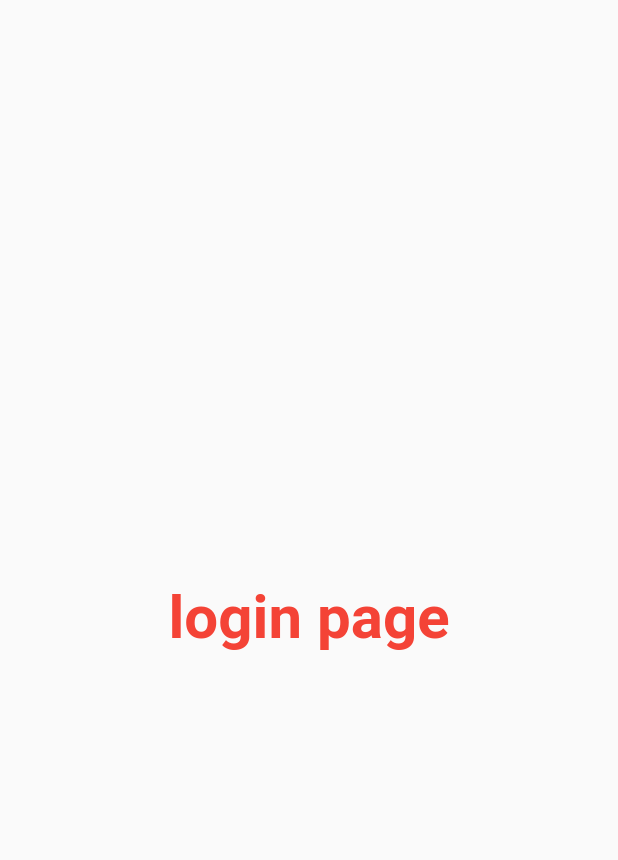
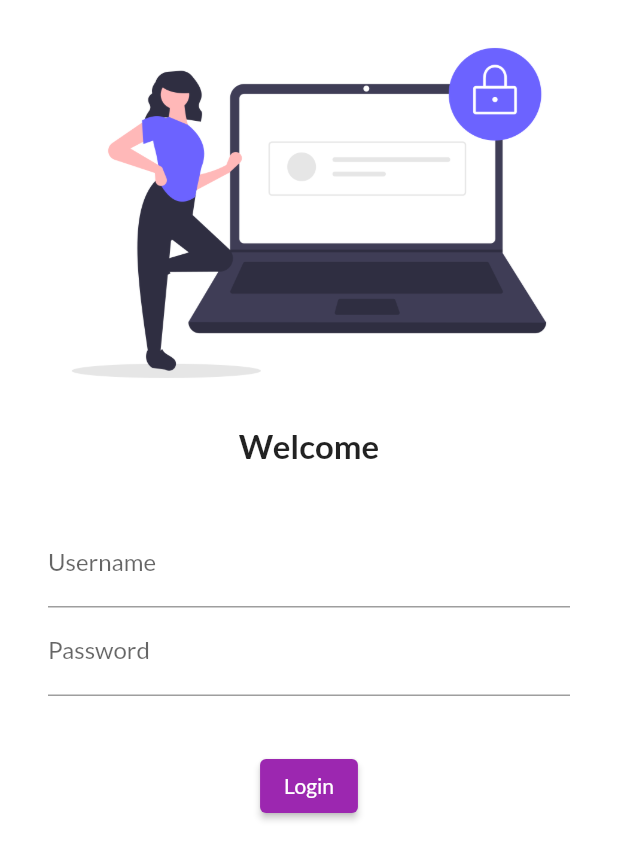
Before and after one commit to maisam2244/flutterCatalog, a Flutter app: the screen it shows after launch, on a phone screen of 412 x 824 dp. Shown: the top 860 px of the screen. Run offline on Flutter 3.47's test engine with Material 2 defaults, Android fonts, the phone set to English and light mode, and no system bars; our stand-ins replace google_fonts.

Commit message:
day4 completed

```diff
--- a/lib/main.dart
+++ b/lib/main.dart
@@ -1,13 +1,14 @@
 import 'package:flutter/material.dart';
 import 'pages/home_page.dart';
 import 'pages/login_page.dart';
+import 'package:google_fonts/google_fonts.dart';
 
 void main() {
-  runApp(myApp());
+  runApp( const MyApp());
 }
 
-class myApp extends StatelessWidget {
-  const myApp({super.key});
+class MyApp extends StatelessWidget {
+  const MyApp({super.key});
 
   @override
   Widget build(BuildContext context) {
@@ -15,7 +16,10 @@ class myApp extends StatelessWidget {
       //home: homePage(),
       themeMode: ThemeMode.light,
       theme: ThemeData(
-        primarySwatch: Colors.red,
+        primarySwatch: Colors.purple,
+        fontFamily: GoogleFonts.lato().fontFamily,
+        //primaryTextTheme: GoogleFonts.latoTextTheme(),
+
       ),
       routes: {
         "/": (context) => LoginPage(),
--- a/lib/pages/login_page.dart
+++ b/lib/pages/login_page.dart
@@ -1,16 +1,50 @@
 import 'package:flutter/material.dart';
 
 class LoginPage extends StatelessWidget {
+  const LoginPage({super.key});
   @override
   Widget build(BuildContext context) {
-    return const Material(
-      child: Center(child: Text("login page",
-      style: TextStyle(
-        color: Colors.red,
-        fontSize: 40,
-        fontWeight: FontWeight.bold,
-      ),)),
-
-    );
+    return Material(
+        color: Colors.white,
+        child: Column(
+          children: [
+            Image.asset('assets/images/Login_Page.png', fit: BoxFit.cover),
+            const Text("Welcome",
+                style: TextStyle(fontSize: 22, fontWeight: FontWeight.bold)),
+            const SizedBox(
+              height: 20.0,
+            ),
+            Padding(
+              padding: const EdgeInsets.symmetric(vertical: 16, horizontal: 32),
+              child: Column(
+                children: [
+                  TextFormField(
+                    decoration: const InputDecoration(
+                      hintText: "Enter username",
+                      labelText: "Username",
+                    ),
+                  ),
+                  TextFormField(
+                    obscureText: true,
+                    decoration: const InputDecoration(
+                      hintText: "Enter password",
+                      labelText: "Password",
+                    ),
+                  ),
+                ],
+              ),
+            ),
+            const SizedBox(
+              height: 20.0,
+            ),
+            ElevatedButton(
+              child: Text("Login"),
+              style: TextButton.styleFrom(),
+              onPressed: () {
+              print("Maisam kese ho");
+              },
+            )
+          ],
+        ));
   }
 }
```
Also changed, not shown: pubspec.yaml (+5 -6 lines), assets/images/Login_Page.png (added), pubspec.lock, 1 other file.
